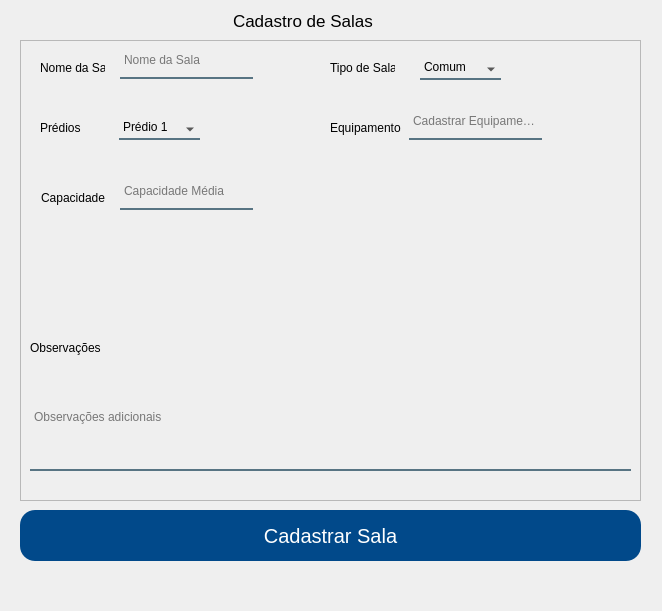
First picture: the form in App/view/ui/cadastroSalas.ui, repository Senac-SOR-ADS/Mapa-de-Sala, before the edit.
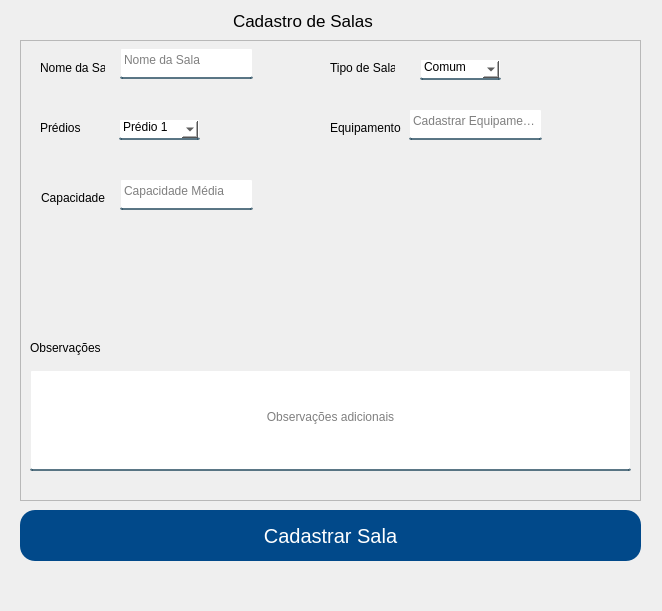
Second picture: the form after the edit.

Patch:
```diff
--- a/App/view/ui/cadastroSalas.ui
+++ b/App/view/ui/cadastroSalas.ui
@@ -15,8 +15,9 @@
   </property>
   <property name="styleSheet">
    <string notr="true">QLineEdit, QComboBox {
-	background-color:rgba(0,0,0,0);
+	background-color: white;
 	border:2px solid rgba(0,0,0,0);
+	border-radius: 2px;
 	border-bottom-color:rgba(46,82,101,200);
 	color:rgb(0,0,0);
 	padding-bottom:7px;
@@ -82,6 +83,9 @@
       <height>101</height>
      </rect>
     </property>
+    <property name="alignment">
+     <set>Qt::AlignCenter</set>
+    </property>
     <property name="placeholderText">
      <string>Observações adicionais</string>
     </property>
@@ -127,6 +131,9 @@
       <height>31</height>
      </rect>
     </property>
+    <property name="alignment">
+     <set>Qt::AlignLeading|Qt::AlignLeft|Qt::AlignVCenter</set>
+    </property>
     <property name="placeholderText">
      <string>Capacidade Média</string>
     </property>
```
